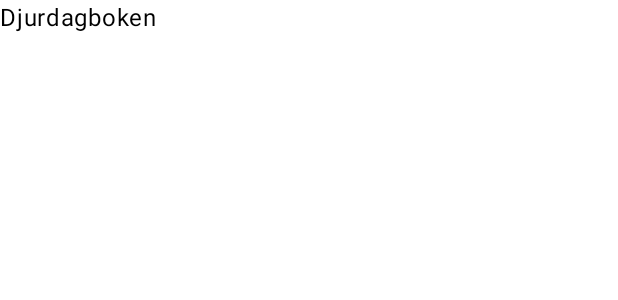
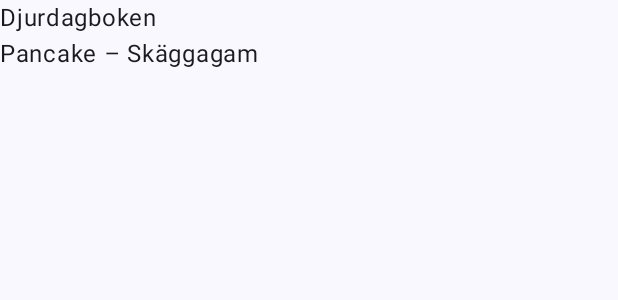
Before and after one commit to tommypstark/djurdagboken-android, an Android app built with Jetpack Compose: the @Preview function DjurdagbokenPreview, on a phone screen of 412 x 824 dp. Shown: the top 300 px of the screen. Run offline under Robolectric (Android 15) with nearby library versions, the phone set to English and light mode, and no system bars.

Commit message:
Add Animal model and main screen

```diff
--- /dev/null
+++ b/app/src/main/java/com/example/djurdagboken/Animal.kt
@@ -0,0 +1,7 @@
+package com.example.djurdagboken
+
+data class Animal(
+    val name: String,
+    val species: String,
+    val birth: String = ""
+)
--- a/app/src/main/java/com/example/djurdagboken/MainActivity.kt
+++ b/app/src/main/java/com/example/djurdagboken/MainActivity.kt
@@ -4,6 +4,7 @@ import android.os.Bundle
 import androidx.activity.ComponentActivity
 import androidx.activity.compose.setContent
 import androidx.activity.enableEdgeToEdge
+import androidx.compose.foundation.layout.Column
 import androidx.compose.foundation.layout.fillMaxSize
 import androidx.compose.foundation.layout.padding
 import androidx.compose.material3.Scaffold
@@ -19,13 +20,20 @@ class MainActivity : ComponentActivity() {
         enableEdgeToEdge()
         setContent {
             DjurdagbokenTheme {
-                Scaffold(modifier = Modifier.fillMaxSize()) { innerPadding ->
-                    Text(
-                        text = "Djurdagboken",
-                        modifier = Modifier.padding(innerPadding)
-                    )
-                }
+                DjurdagbokenScreen()
             }
+        }
+    }
+}
+
+@Composable
+fun DjurdagbokenScreen() {
+    val animal = Animal("Pancake", "Skäggagam")
+
+    Scaffold(modifier = Modifier.fillMaxSize()) { innerPadding ->
+        Column(modifier = Modifier.padding(innerPadding)) {
+            Text("Djurdagboken")
+            Text("${animal.name} – ${animal.species}")
         }
     }
 }
@@ -34,6 +42,6 @@ class MainActivity : ComponentActivity() {
 @Composable
 fun DjurdagbokenPreview() {
     DjurdagbokenTheme {
-        Text("Djurdagboken")
+        DjurdagbokenScreen()
     }
 }
```
